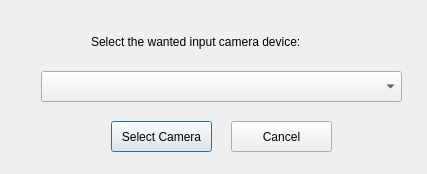
First picture: the form in ui/selectCameraDialog.ui, repository dmitar257/MotionDetector, before the edit.
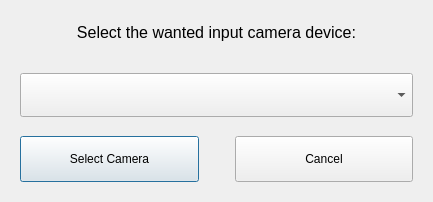
Second picture: the form after the edit.

What changed in the file:
```diff
--- a/ui/selectCameraDialog.ui
+++ b/ui/selectCameraDialog.ui
@@ -6,8 +6,8 @@
    <rect>
     <x>0</x>
     <y>0</y>
-    <width>427</width>
-    <height>174</height>
+    <width>433</width>
+    <height>202</height>
    </rect>
   </property>
   <property name="windowTitle">
@@ -96,24 +96,14 @@
       </layout>
      </widget>
      <widget class="QWidget" name="page">
-      <widget class="QComboBox" name="cameraDevicesComboBox">
-       <property name="geometry">
-        <rect>
-         <x>30</x>
-         <y>60</y>
-         <width>361</width>
-         <height>31</height>
-        </rect>
-       </property>
-      </widget>
+      <layout class="QVBoxLayout" name="verticalLayout_2">
+       <item>
       <widget class="QLabel" name="label_2">
-       <property name="geometry">
-        <rect>
-         <x>80</x>
-         <y>20</y>
-         <width>271</width>
-         <height>21</height>
-        </rect>
+         <property name="sizePolicy">
+          <sizepolicy hsizetype="Minimum" vsizetype="Minimum">
+           <horstretch>0</horstretch>
+           <verstretch>0</verstretch>
+          </sizepolicy>
        </property>
        <property name="font">
         <font>
@@ -121,35 +111,108 @@
         </font>
        </property>
        <property name="text">
-        <string>Select the wanted input camera device:</string>
-       </property>
-      </widget>
+          <string>&lt;html&gt;&lt;head/&gt;&lt;body&gt;&lt;p&gt;&lt;span style=&quot; font-size:12pt;&quot;&gt;Select the wanted input camera device:&lt;/span&gt;&lt;/p&gt;&lt;/body&gt;&lt;/html&gt;</string>
+         </property>
+         <property name="alignment">
+          <set>Qt::AlignCenter</set>
+         </property>
+        </widget>
+       </item>
+       <item>
+        <spacer name="verticalSpacer">
+         <property name="orientation">
+          <enum>Qt::Vertical</enum>
+         </property>
+         <property name="sizeType">
+          <enum>QSizePolicy::Fixed</enum>
+         </property>
+         <property name="sizeHint" stdset="0">
+          <size>
+           <width>20</width>
+           <height>22</height>
+          </size>
+         </property>
+        </spacer>
+       </item>
+       <item>
+        <widget class="QComboBox" name="cameraDevicesComboBox">
+         <property name="sizePolicy">
+          <sizepolicy hsizetype="Preferred" vsizetype="Minimum">
+           <horstretch>0</horstretch>
+           <verstretch>0</verstretch>
+          </sizepolicy>
+         </property>
+         <property name="minimumSize">
+          <size>
+           <width>0</width>
+           <height>44</height>
+          </size>
+         </property>
+        </widget>
+       </item>
+       <item>
+        <spacer name="verticalSpacer_2">
+         <property name="orientation">
+          <enum>Qt::Vertical</enum>
+         </property>
+         <property name="sizeType">
+          <enum>QSizePolicy::Fixed</enum>
+         </property>
+         <property name="sizeHint" stdset="0">
+          <size>
+           <width>20</width>
+           <height>13</height>
+          </size>
+         </property>
+        </spacer>
+       </item>
+       <item>
+        <layout class="QHBoxLayout" name="horizontalLayout">
+         <item>
       <widget class="QPushButton" name="selectCameraButton">
-       <property name="geometry">
-        <rect>
-         <x>100</x>
-         <y>110</y>
-         <width>101</width>
-         <height>31</height>
-        </rect>
+           <property name="minimumSize">
+            <size>
+             <width>0</width>
+             <height>46</height>
+            </size>
        </property>
        <property name="text">
         <string>Select Camera</string>
        </property>
       </widget>
+         </item>
+         <item>
+          <spacer name="horizontalSpacer_3">
+           <property name="orientation">
+            <enum>Qt::Horizontal</enum>
+           </property>
+           <property name="sizeType">
+            <enum>QSizePolicy::Fixed</enum>
+           </property>
+           <property name="sizeHint" stdset="0">
+            <size>
+             <width>30</width>
+             <height>20</height>
+            </size>
+           </property>
+          </spacer>
+         </item>
+         <item>
       <widget class="QPushButton" name="cancelButton">
-       <property name="geometry">
-        <rect>
-         <x>220</x>
-         <y>110</y>
-         <width>101</width>
-         <height>31</height>
-        </rect>
+           <property name="minimumSize">
+            <size>
+             <width>0</width>
+             <height>46</height>
+            </size>
        </property>
        <property name="text">
         <string>Cancel</string>
        </property>
       </widget>
+         </item>
+        </layout>
+       </item>
+      </layout>
      </widget>
     </widget>
    </item>
```
Left out of the diff: 3 changed lines with no effect on the pictures. Lines whose indentation alone changed are shown as unchanged.
